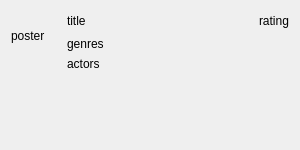
The window that src/filmsview/detailedlist/filmdetailedinfo.ui (eugene-melnik/alexandra) describes before a commit, drawn with Qt 5.
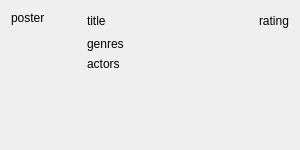
The same window after the commit.

Commit message: Data output test

Diff of the .ui file:
```diff
--- a/src/filmsview/detailedlist/filmdetailedinfo.ui
+++ b/src/filmsview/detailedlist/filmdetailedinfo.ui
@@ -17,8 +17,14 @@
       <widget class="QLabel" name="lPoster">
        <property name="minimumSize">
         <size>
-         <width>50</width>
-         <height>50</height>
+         <width>70</width>
+         <height>0</height>
+        </size>
+       </property>
+       <property name="maximumSize">
+        <size>
+         <width>70</width>
+         <height>16777215</height>
         </size>
        </property>
        <property name="text">
@@ -33,8 +39,8 @@
        </property>
        <property name="sizeHint" stdset="0">
         <size>
-         <width>20</width>
-         <height>40</height>
+         <width>1</width>
+         <height>1</height>
         </size>
        </property>
       </spacer>
@@ -107,8 +113,8 @@
        </property>
        <property name="sizeHint" stdset="0">
         <size>
-         <width>20</width>
-         <height>40</height>
+         <width>1</width>
+         <height>1</height>
         </size>
        </property>
       </spacer>
```
The commit also changes 1 other file.
